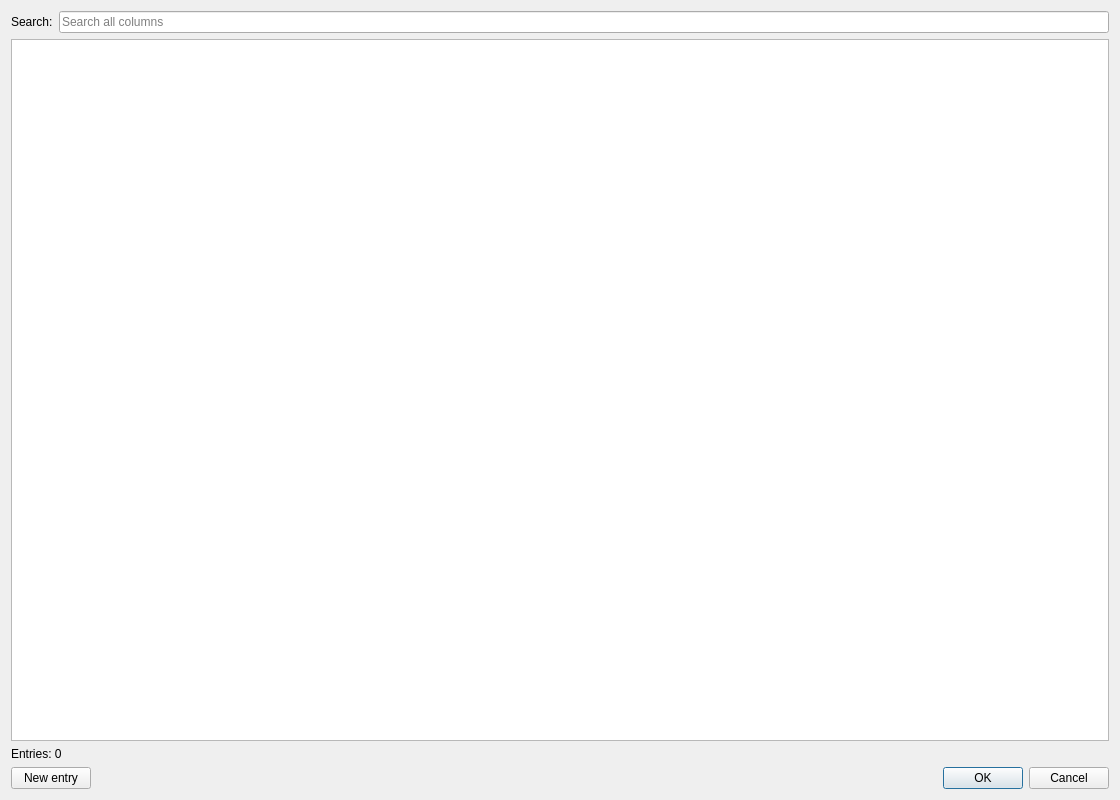
Old version of the form sources/materiallist/materialselectiondialog.ui in the repository qelectrotech/qelectrotech-source-mirror.
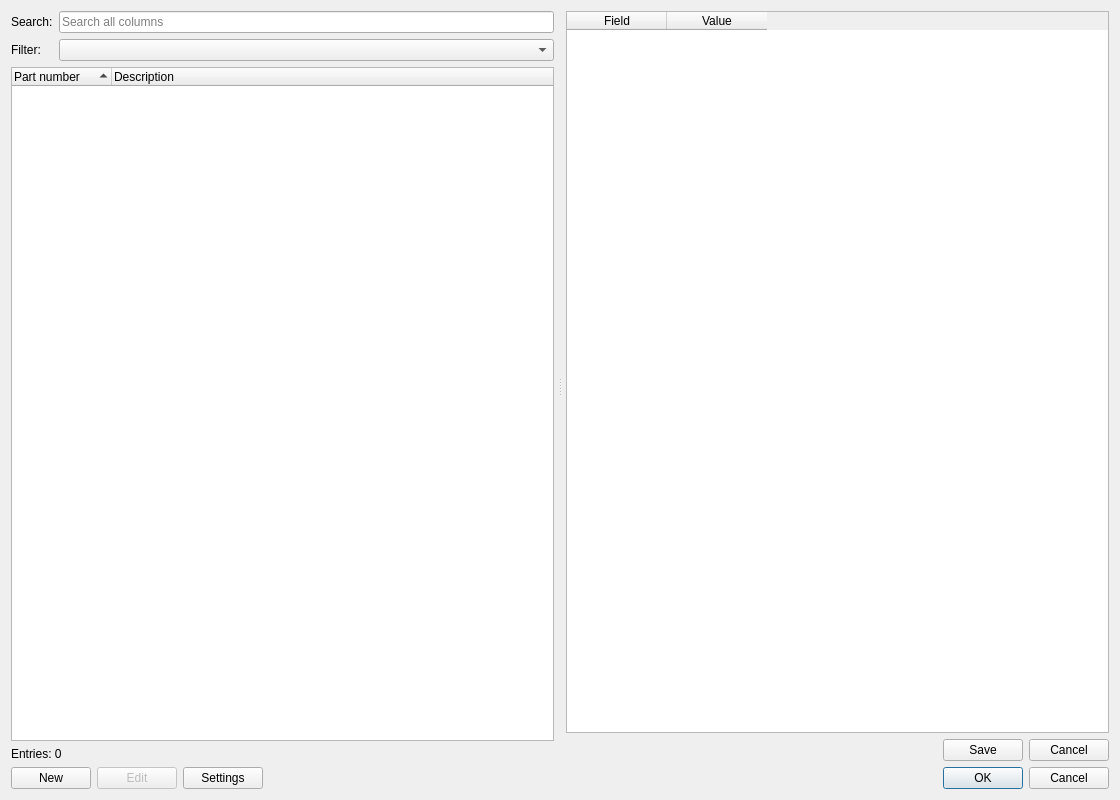
New version of the form.

Commit message: Redesign materials list dialog with split tree/details view and inline editing

What changed in the file:
```diff
--- a/sources/materiallist/materialselectiondialog.ui
+++ b/sources/materiallist/materialselectiondialog.ui
@@ -24,15 +24,37 @@
   </property>
   <layout class="QVBoxLayout" name="verticalLayout">
    <item>
-    <layout class="QHBoxLayout" name="m_search_layout">
+    <widget class="QSplitter" name="m_splitter">
+     <property name="orientation">
+      <enum>Qt::Horizontal</enum>
+     </property>
+     <property name="childrenCollapsible">
+      <bool>false</bool>
+     </property>
+     <widget class="QWidget" name="m_left_widget" native="true">
+      <layout class="QVBoxLayout" name="m_left_layout">
+       <property name="leftMargin">
+        <number>0</number>
+       </property>
+       <property name="topMargin">
+        <number>0</number>
+       </property>
+       <property name="rightMargin">
+        <number>4</number>
+       </property>
+       <property name="bottomMargin">
+        <number>0</number>
+       </property>
      <item>
+        <layout class="QFormLayout" name="m_search_form_layout">
+         <item row="0" column="0">
       <widget class="QLabel" name="m_search_label">
        <property name="text">
         <string>Search:</string>
        </property>
       </widget>
      </item>
-     <item>
+         <item row="0" column="1">
       <widget class="QLineEdit" name="m_search_edit">
        <property name="toolTip">
         <string extracomment="placeholder of the search field of the material list; several words narrow the results down (AND)">Every word typed must appear somewhere in the row</string>
@@ -45,13 +67,24 @@
        </property>
       </widget>
      </item>
+         <item row="1" column="0">
+          <widget class="QLabel" name="m_filter_label">
+           <property name="text">
+            <string>Filter:</string>
+           </property>
+          </widget>
+         </item>
+         <item row="1" column="1">
+          <widget class="QComboBox" name="m_filter_combo">
+           <property name="toolTip">
+            <string>Filter items by manufacturer</string>
+           </property>
+          </widget>
+         </item>
     </layout>
    </item>
    <item>
-    <widget class="QTableView" name="m_table_view">
-     <property name="editTriggers">
-      <set>QAbstractItemView::NoEditTriggers</set>
-     </property>
+        <widget class="QTreeWidget" name="m_tree_widget">
      <property name="alternatingRowColors">
       <bool>true</bool>
      </property>
@@ -64,9 +97,16 @@
      <property name="sortingEnabled">
       <bool>true</bool>
      </property>
-     <property name="wordWrap">
-      <bool>false</bool>
-     </property>
+         <column>
+          <property name="text">
+           <string>Part number</string>
+          </property>
+         </column>
+         <column>
+          <property name="text">
+           <string>Description</string>
+          </property>
+         </column>
     </widget>
    </item>
    <item>
@@ -76,6 +116,104 @@
      </property>
     </widget>
    </item>
+      </layout>
+     </widget>
+     <widget class="QWidget" name="m_right_widget" native="true">
+      <layout class="QVBoxLayout" name="m_right_layout">
+       <property name="leftMargin">
+        <number>4</number>
+       </property>
+       <property name="topMargin">
+        <number>0</number>
+       </property>
+       <property name="rightMargin">
+        <number>0</number>
+       </property>
+       <property name="bottomMargin">
+        <number>0</number>
+       </property>
+       <item>
+        <widget class="QTableWidget" name="m_details_table">
+         <property name="alternatingRowColors">
+          <bool>true</bool>
+         </property>
+         <property name="selectionMode">
+          <enum>QAbstractItemView::SingleSelection</enum>
+         </property>
+         <property name="selectionBehavior">
+          <enum>QAbstractItemView::SelectRows</enum>
+         </property>
+         <attribute name="verticalHeaderVisible">
+          <bool>false</bool>
+         </attribute>
+         <column>
+          <property name="text">
+           <string>Field</string>
+          </property>
+         </column>
+         <column>
+          <property name="text">
+           <string>Value</string>
+          </property>
+         </column>
+        </widget>
+       </item>
+       <item>
+        <widget class="QWidget" name="m_edit_bar" native="true">
+         <layout class="QHBoxLayout" name="m_edit_bar_layout">
+          <property name="leftMargin">
+           <number>0</number>
+          </property>
+          <property name="topMargin">
+           <number>0</number>
+          </property>
+          <property name="rightMargin">
+           <number>0</number>
+          </property>
+          <property name="bottomMargin">
+           <number>0</number>
+          </property>
+          <item>
+           <widget class="QLabel" name="m_edit_mode_label">
+            <property name="text">
+             <string/>
+            </property>
+           </widget>
+          </item>
+          <item>
+           <spacer name="m_edit_bar_spacer">
+            <property name="orientation">
+             <enum>Qt::Horizontal</enum>
+            </property>
+            <property name="sizeHint" stdset="0">
+             <size>
+              <width>40</width>
+              <height>20</height>
+             </size>
+            </property>
+           </spacer>
+          </item>
+          <item>
+           <widget class="QPushButton" name="m_save_entry_btn">
+            <property name="text">
+             <string>Save</string>
+            </property>
+           </widget>
+          </item>
+          <item>
+           <widget class="QPushButton" name="m_cancel_entry_btn">
+            <property name="text">
+             <string>Cancel</string>
+            </property>
+           </widget>
+          </item>
+         </layout>
+        </widget>
+       </item>
+      </layout>
+     </widget>
+    </widget>
+   </item>
    <item>
     <layout class="QHBoxLayout" name="m_buttons_layout">
      <item>
@@ -84,7 +222,30 @@
         <string extracomment="button adding a new row to the material list file">Add a new item to the list</string>
        </property>
        <property name="text">
-        <string>New entry</string>
+        <string>New</string>
+       </property>
+      </widget>
+     </item>
+     <item>
+      <widget class="QPushButton" name="m_edit_entry_btn">
+       <property name="enabled">
+        <bool>false</bool>
+       </property>
+       <property name="toolTip">
+        <string extracomment="button editing the selected row in the material list file">Edit the selected item in the list</string>
+       </property>
+       <property name="text">
+        <string>Edit</string>
+       </property>
+      </widget>
+     </item>
+     <item>
+      <widget class="QPushButton" name="m_settings_btn">
+       <property name="toolTip">
+        <string>Open QElectroTech settings to configure the materials list file</string>
+       </property>
+       <property name="text">
+        <string>Settings</string>
        </property>
       </widget>
      </item>
```
Left out of the diff: 6 changed lines with no effect on the pictures. Lines whose indentation alone changed are shown as unchanged. The commit also changes 6 other files.
